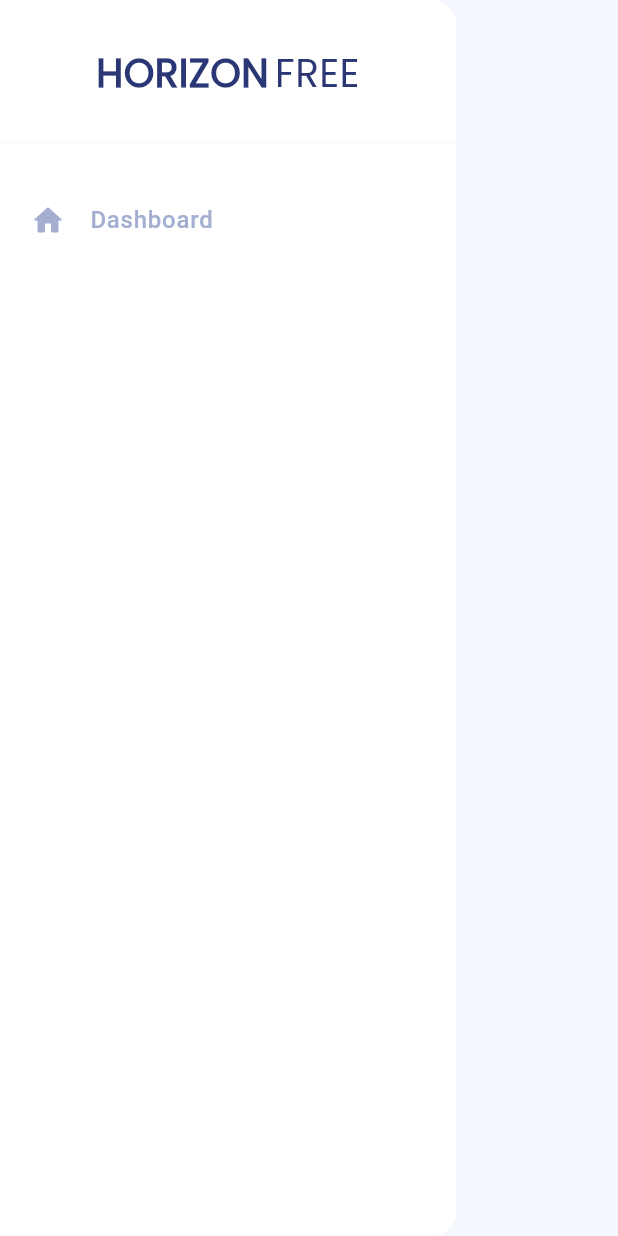
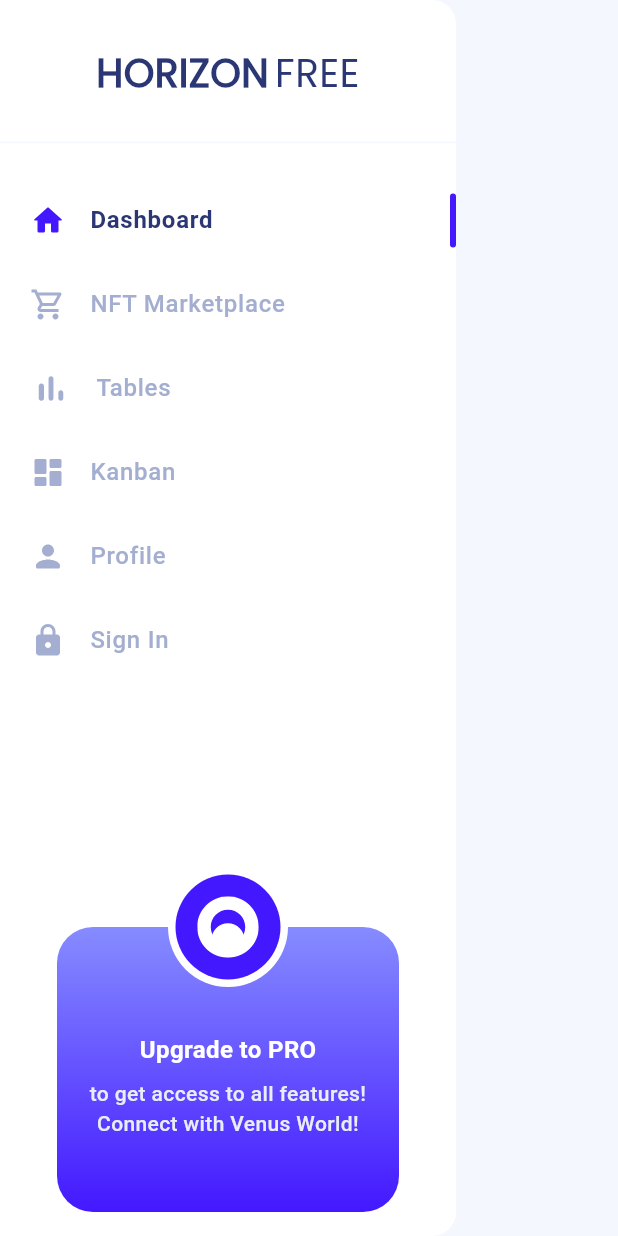
Before and after one commit to mohamdelbehairy/horizon-dashboard, a Flutter app: the screen it shows after launch, on a phone screen of 412 x 824 dp. Run offline on Flutter 3.47's test engine with Material 3 defaults, Android fonts, the light colour scheme and no system bars; our stand-ins replace flutter_svg; Roboto replaces fonts that are missing (DM Sans).

Commit message:
custom drawer done

```diff
--- a/lib/core/utils/assets.dart
+++ b/lib/core/utils/assets.dart
@@ -24,4 +24,8 @@ class Assets {
   /// Assets for imagesTables
   /// assets/images/tables.svg
   static const String imagesTables = "assets/images/tables.svg";
+
+  /// Assets for imagesUpgradeToPro
+  /// assets/images/upgrade_to_pro.svg
+  static const String imagesUpgradeToPro = "assets/images/upgrade_to_pro.svg";
 }
--- /dev/null
+++ b/lib/features/dashboard/data/models/drawer_item_model.dart
@@ -0,0 +1,7 @@
+class DrawerItemModel {
+  final String image, title;
+  final bool isActive;
+
+  DrawerItemModel(
+      {required this.image, required this.title, this.isActive = false});
+}
--- a/lib/features/dashboard/presentation/widgets/active_and_inactive_drawer_item.dart
+++ b/lib/features/dashboard/presentation/widgets/active_and_inactive_drawer_item.dart
@@ -1,20 +1,21 @@
 import 'package:flutter/material.dart';
 import 'package:flutter_svg/svg.dart';
-import 'package:horizon/core/utils/assets.dart';
+import 'package:horizon/features/dashboard/data/models/drawer_item_model.dart';
 
 import '../../../../core/utils/styles.dart';
 
 class ActiveDrawerItem extends StatelessWidget {
-  const ActiveDrawerItem({super.key});
+  const ActiveDrawerItem({super.key, required this.drawerItemModel});
+  final DrawerItemModel drawerItemModel;
 
   @override
   Widget build(BuildContext context) {
     return ListTile(
       contentPadding: const EdgeInsets.only(right: 0, left: 20),
-      leading: SvgPicture.asset(Assets.imagesDashboard,
+      leading: SvgPicture.asset(drawerItemModel.image,
           colorFilter:
               const ColorFilter.mode(Color(0xff4318FF), BlendMode.srcIn)),
-      title: Text('Dashboard', style: Styles.bold16(context)),
+      title: Text(drawerItemModel.title, style: Styles.bold16(context)),
       trailing: Container(
           height: 36,
           width: 4,
@@ -26,15 +27,15 @@ class ActiveDrawerItem extends StatelessWidget {
 }
 
 class InActiveDrawerItem extends StatelessWidget {
-  const InActiveDrawerItem({super.key});
-
+  const InActiveDrawerItem({super.key, required this.drawerItemModel});
+  final DrawerItemModel drawerItemModel;
   @override
   Widget build(BuildContext context) {
     return ListTile(
         contentPadding: const EdgeInsets.only(right: 0, left: 20),
-        leading: SvgPicture.asset(Assets.imagesDashboard,
+        leading: SvgPicture.asset(drawerItemModel.image,
             colorFilter:
                 const ColorFilter.mode(Color(0xffA3AED0), BlendMode.srcIn)),
-        title: Text('Dashboard', style: Styles.medium16(context)));
+        title: Text(drawerItemModel.title, style: Styles.medium16(context)));
   }
 }
--- /dev/null
+++ b/lib/features/dashboard/presentation/widgets/custom_drawer.dart
@@ -0,0 +1,32 @@
+import 'package:flutter/material.dart';
+
+import 'drawer_header_widget.dart';
+import 'drawer_list_view.dart';
+import 'upgrade_to_pro_widget.dart';
+
+class CustomDrawer extends StatelessWidget {
+  const CustomDrawer({super.key});
+
+  @override
+  Widget build(BuildContext context) {
+    return const Drawer(
+      backgroundColor: Colors.white,
+      child: CustomScrollView(
+        slivers: [
+          SliverFillRemaining(
+              hasScrollBody: false,
+              child: Column(
+                children: [
+                  DrawerHeaderWidget(),
+                  SizedBox(height: 16),
+                  DrawerListView(),
+                  Expanded(child: SizedBox(height: 50)),
+                  UpgradeToProWidget(),
+                  SizedBox(height: 16),
+                ],
+              ))
+        ],
+      ),
+    );
+  }
+}
--- a/lib/features/dashboard/presentation/widgets/desktop_dashboard.dart
+++ b/lib/features/dashboard/presentation/widgets/desktop_dashboard.dart
@@ -1,10 +1,6 @@
 import 'package:flutter/material.dart';
-import 'package:flutter_svg/flutter_svg.dart';
-import 'package:horizon/core/utils/assets.dart';
-import 'package:horizon/core/utils/styles.dart';
 
-import 'active_and_inactive_drawer_item.dart';
-import 'drawer_header_widget.dart';
+import 'custom_drawer.dart';
 
 class DesktopDashboard extends StatelessWidget {
   const DesktopDashboard({super.key});
@@ -13,16 +9,7 @@ class DesktopDashboard extends StatelessWidget {
   Widget build(BuildContext context) {
     return const Row(
       children: [
-        Drawer(
-          backgroundColor: Colors.white,
-          child: Column(
-            children: [
-              DrawerHeaderWidget(),
-              SizedBox(height: 16),
-              InActiveDrawerItem(),
-            ],
-          ),
-        )
+        CustomDrawer(),
       ],
     );
   }
--- /dev/null
+++ b/lib/features/dashboard/presentation/widgets/drawer_list_view.dart
@@ -0,0 +1,40 @@
+import 'package:flutter/material.dart';
+
+import '../../../../core/utils/assets.dart';
+import '../../data/models/drawer_item_model.dart';
+import 'active_and_inactive_drawer_item.dart';
+
+class DrawerListView extends StatefulWidget {
+  const DrawerListView({super.key});
+
+  @override
+  State<DrawerListView> createState() => _DrawerListViewState();
+}
+
+class _DrawerListViewState extends State<DrawerListView> {
+  int activeIndex = 0;
+  List<DrawerItemModel> items = [
+    DrawerItemModel(image: Assets.imagesDashboard, title: 'Dashboard'),
+    DrawerItemModel(image: Assets.imagesMarket, title: 'NFT Marketplace'),
+    DrawerItemModel(image: Assets.imagesTables, title: 'Tables'),
+    DrawerItemModel(image: Assets.imagesKanban, title: 'Kanban'),
+    DrawerItemModel(image: Assets.imagesProfile, title: 'Profile'),
+    DrawerItemModel(image: Assets.imagesSignin, title: 'Sign In'),
+  ];
+  @override
+  Widget build(BuildContext context) {
+    return Column(
+      children: items.asMap().entries.map((e) {
+        return GestureDetector(
+            onTap: () {
+              setState(() {
+                activeIndex = e.key;
+              });
+            },
+            child: activeIndex == e.key
+                ? ActiveDrawerItem(drawerItemModel: items[e.key])
+                : InActiveDrawerItem(drawerItemModel: items[e.key]));
+      }).toList(),
+    );
+  }
+}
--- /dev/null
+++ b/lib/features/dashboard/presentation/widgets/upgrade_to_pro_item.dart
@@ -0,0 +1,39 @@
+import 'package:flutter/material.dart';
+
+import '../../../../core/utils/styles.dart';
+
+class UpgradeToProItem extends StatelessWidget {
+  const UpgradeToProItem({super.key});
+
+  @override
+  Widget build(BuildContext context) {
+    return Container(
+      height: 190,
+      width: 228,
+      decoration: BoxDecoration(
+        color: const Color(0xff4318FF),
+        borderRadius: BorderRadius.circular(24),
+        gradient: const LinearGradient(
+          begin: Alignment.topCenter,
+          end: Alignment.bottomCenter,
+          colors: [
+            Color(0xff868CFF),
+            Color(0xff4318FF),
+          ],
+        ),
+      ),
+      child: Column(
+        children: [
+          const SizedBox(height: 40 + 30),
+          Text('Upgrade to PRO',
+              style: Styles.bold16(context).copyWith(color: Colors.white)),
+          const SizedBox(height: 8),
+          Text('to get access to all features! Connect with Venus World! ',
+              textAlign: TextAlign.center,
+              style: Styles.medium14(context)
+                  .copyWith(color: const Color(0xffE9EDF7)))
+        ],
+      ),
+    );
+  }
+}
--- /dev/null
+++ b/lib/features/dashboard/presentation/widgets/upgrade_to_pro_widget.dart
@@ -0,0 +1,33 @@
+import 'package:flutter/material.dart';
+import 'package:flutter_svg/flutter_svg.dart';
+import 'package:horizon/core/utils/assets.dart';
+
+import 'upgrade_to_pro_item.dart';
+
+class UpgradeToProWidget extends StatelessWidget {
+  const UpgradeToProWidget({super.key});
+
+  @override
+  Widget build(BuildContext context) {
+    return Stack(
+      clipBehavior: Clip.none,
+      children: [
+        const UpgradeToProItem(),
+        const Positioned(
+            right: 0.0,
+            left: 0.0,
+            top: -40,
+            child: CircleAvatar(radius: 40, backgroundColor: Colors.white)),
+        Positioned(
+            right: 0.0,
+            left: 0.0,
+            top: -35,
+            child: CircleAvatar(
+              radius: 35,
+              backgroundColor: const Color(0xff4318FF),
+              child: SvgPicture.asset(Assets.imagesUpgradeToPro),
+            )),
+      ],
+    );
+  }
+}
```
Also changed, not shown: assets/images/upgrade_to_pro.svg (added), 1 other file.
